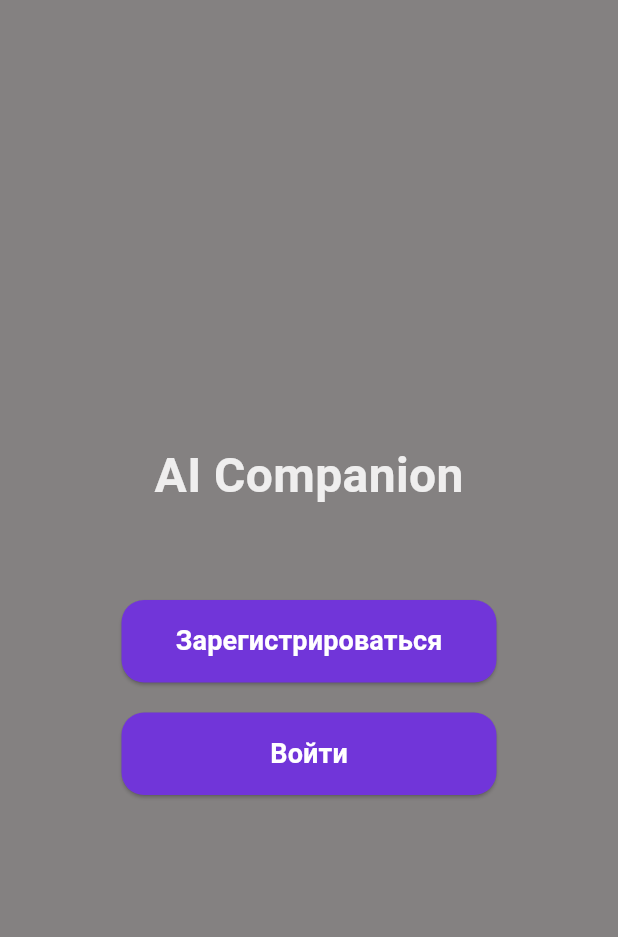
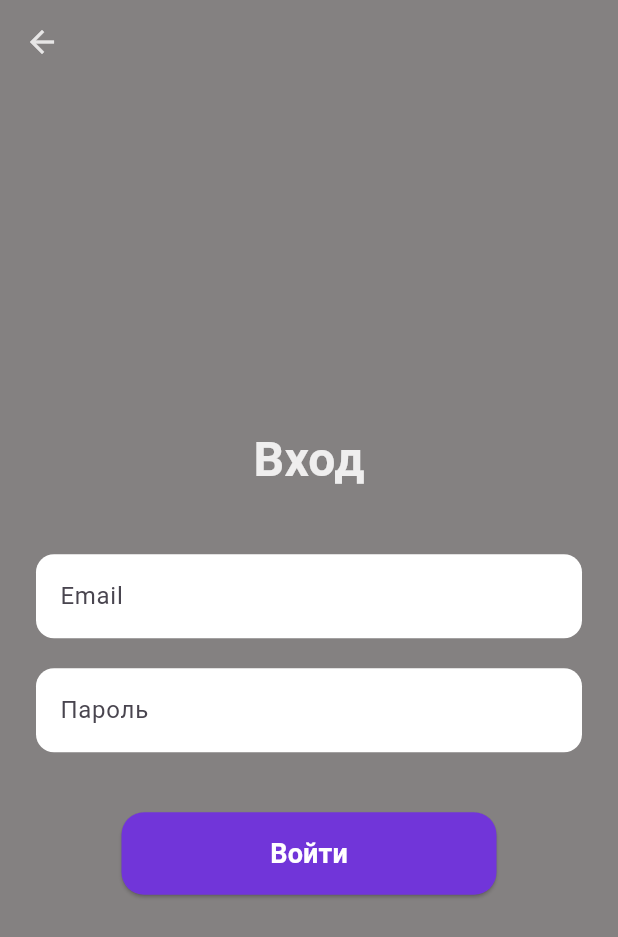
Before and after one commit to ALISAKonovalova/AI_companion, a Flutter app: the screen it shows after launch, after a tap on "Войти", on a phone screen of 412 x 824 dp. Shown: the top 937 px of the screen. Run offline on Flutter 3.47's test engine with Material 3 defaults, Android fonts, the phone set to English and light mode, and no system bars; our stand-ins replace shared_preferences.

Commit message:
Добавлена регистрация, вход, сохранение данных и боковая панель с созданием персонажа

```diff
--- a/lib/main.dart
+++ b/lib/main.dart
@@ -1,6 +1,7 @@
 import 'package:flutter/material.dart';
 
 import 'screens/welcome_screen.dart';
+import 'screens/home_screen.dart';
 
 void main() {
   runApp(const MyApp());
@@ -13,9 +14,13 @@ class MyApp extends StatelessWidget {
   Widget build(BuildContext context) {
     return MaterialApp(
       title: 'AI Companion',
-      debugShowCheckedModeBanner:
-          false, // Убирает красную ленточку "DEBUG" в углу
-      home: const WelcomeScreen(), // Запускаем наш экран приветствия
+      debugShowCheckedModeBanner: false,
+      initialRoute: '/',
+      routes: {
+        '/': (context) => const WelcomeScreen(),
+        '/characters': (context) =>
+            const HomeScreen(), // <-- Вот наш экран с панелью
+      },
     );
   }
 }
--- /dev/null
+++ b/lib/screens/login_screen.dart
@@ -0,0 +1,107 @@
+import 'package:flutter/material.dart';
+
+import '../services/auth_service.dart';
+import '../theme/app_theme.dart';
+import '../widgets/custom_button.dart';
+
+class LoginScreen extends StatefulWidget {
+  const LoginScreen({super.key});
+
+  @override
+  State<LoginScreen> createState() => _LoginScreenState();
+}
+
+class _LoginScreenState extends State<LoginScreen> {
+  final TextEditingController _emailController = TextEditingController();
+  final TextEditingController _passwordController = TextEditingController();
+
+  @override
+  Widget build(BuildContext context) {
+    return Scaffold(
+      backgroundColor: AppTheme.backgroundColor,
+      appBar: AppBar(
+        backgroundColor: AppTheme.backgroundColor,
+        elevation: 0,
+        iconTheme: const IconThemeData(
+          color: Color.fromARGB(221, 246, 245, 245),
+        ),
+      ),
+      body: Center(
+        child: SingleChildScrollView(
+          padding: const EdgeInsets.all(24.0),
+          child: Column(
+            mainAxisAlignment: MainAxisAlignment.center,
+            children: [
+              Text(
+                'Вход',
+                style: AppTheme.titleStyle, // Используем наш белый стиль
+              ),
+              const SizedBox(height: 40),
+
+              // Поле для ввода Email
+              TextField(
+                controller: _emailController,
+                keyboardType: TextInputType.emailAddress,
+                decoration: InputDecoration(
+                  labelText: 'Email',
+                  filled: true,
+                  fillColor: Colors.white,
+                  border: OutlineInputBorder(
+                    borderRadius: BorderRadius.circular(12),
+                    borderSide: BorderSide.none,
+                  ),
+                ),
+              ),
+              const SizedBox(height: 20),
+
+              // Поле для ввода Пароля
+              TextField(
+                controller: _passwordController,
+                obscureText: true,
+                decoration: InputDecoration(
+                  labelText: 'Пароль',
+                  filled: true,
+                  fillColor: Colors.white,
+                  border: OutlineInputBorder(
+                    borderRadius: BorderRadius.circular(12),
+                    borderSide: BorderSide.none,
+                  ),
+                ),
+              ),
+              const SizedBox(height: 40),
+
+              // Кнопка "Войти"
+              CustomButton(
+                text: 'Войти',
+                onPressed: () async {
+                  final email = _emailController.text.trim();
+                  final password = _passwordController.text.trim();
+
+                  // Проверяем, совпадают ли данные с сохраненными
+                  final isValid = await AuthService.checkLogin(email, password);
+
+                  if (isValid) {
+                    // Если всё верно, пускаем дальше
+                    if (context.mounted) {
+                      ScaffoldMessenger.of(context).showSnackBar(
+                        const SnackBar(content: Text('Вход выполнен!')),
+                      );
+                      // TODO: Здесь позже мы сделаем переход на экран с персонажами
+                    }
+                  } else {
+                    // Если пароль неверный
+                    if (context.mounted) {
+                      ScaffoldMessenger.of(context).showSnackBar(
+                        const SnackBar(content: Text('Неверный email или пароль!')),
+                      );
+                    }
+                  }
+                },
+              ),
+            ],
+          ),
+        ),
+      ),
+    );
+  }
+}
--- a/lib/screens/welcome_screen.dart
+++ b/lib/screens/welcome_screen.dart
@@ -1,6 +1,7 @@
 import 'package:flutter/material.dart';
 
 import 'register_screen.dart';
+import 'login_screen.dart';
 import '../theme/app_theme.dart';
 import '../widgets/custom_button.dart';
 
@@ -37,7 +38,12 @@ class WelcomeScreen extends StatelessWidget {
             CustomButton(
               text: 'Войти',
               onPressed: () {
-                print('Нажата кнопка Войти');
+                Navigator.push(
+                  context,
+                  MaterialPageRoute(
+                    builder: (context) => const LoginScreen(),
+                  ),
+                );
               },
             ),
           ],
--- /dev/null
+++ b/lib/services/auth_service.dart
@@ -0,0 +1,34 @@
+import 'package:shared_preferences/shared_preferences.dart';
+
+class AuthService {
+  // Сохранение данных пользователя при регистрации
+  static Future<void> saveUser(String email, String password) async {
+    final prefs = await SharedPreferences.getInstance();
+    await prefs.setString('user_email', email);
+    await prefs.setString('user_password', password);
+  }
+
+  // Получить сохраненный email
+  static Future<String?> getUserEmail() async {
+    final prefs = await SharedPreferences.getInstance();
+    return prefs.getString('user_email');
+  }
+
+  // Проверка, есть ли уже зарегистрированный пользователь
+  static Future<String?> getSavedEmail() async {
+    final prefs = await SharedPreferences.getInstance();
+    return prefs.getString('user_email');
+  }
+
+  // Проверка пароля при входе
+  static Future<bool> checkLogin(String email, String password) async {
+    final prefs = await SharedPreferences.getInstance();
+    final savedEmail = prefs.getString('user_email');
+    final savedPassword = prefs.getString('user_password');
+
+    if (savedEmail == email && savedPassword == password) {
+      return true; // Данные совпадают
+    }
+    return false; // Неверный логин или пароль
+  }
+}
--- a/pubspec.yaml
+++ b/pubspec.yaml
@@ -35,6 +35,7 @@ dependencies:
   # Use with the CupertinoIcons class for iOS style icons.
   cupertino_icons: ^1.0.8
   http: ^1.6.0
+  shared_preferences: ^2.5.6
 
 dev_dependencies:
   flutter_test:
```
Also changed, not shown: lib/screens/home_screen.dart (added, +109 -0 lines), lib/screens/register_screen.dart (+30 -4 lines), lib/widgets/app_drawer.dart (added, +84 -0 lines), pubspec.lock, 3 other files.
